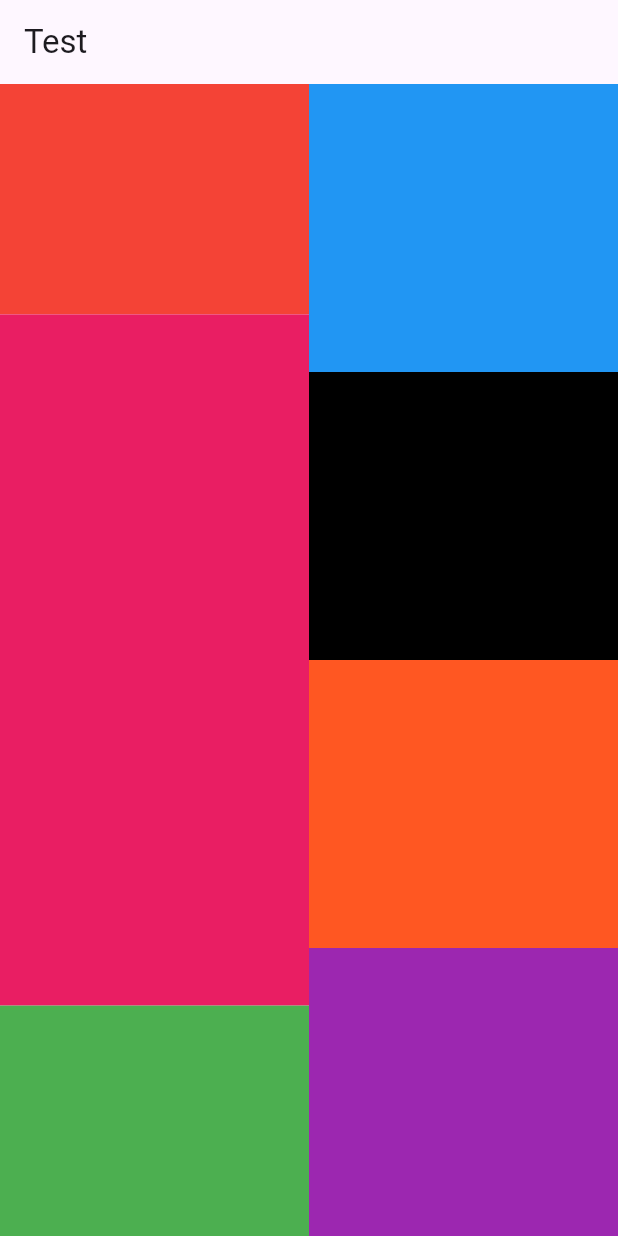
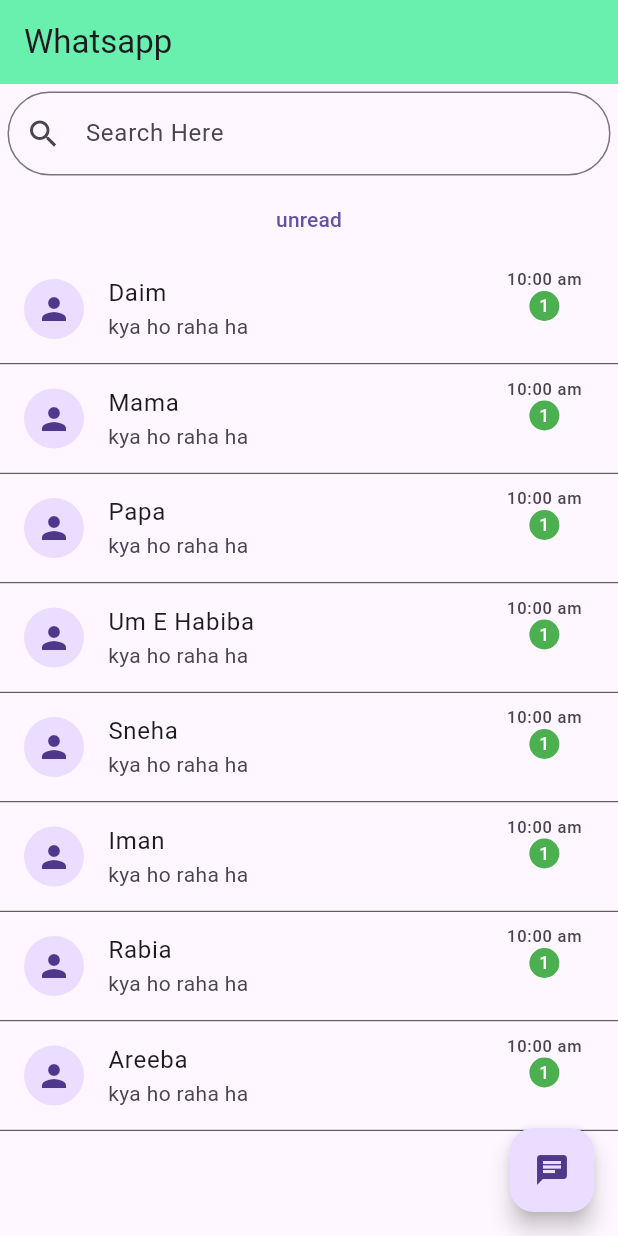
Before and after one commit to shaheenkusar013-source/Academy-operations, a Flutter app: the screen it shows after launch, on a phone screen of 412 x 824 dp. Run offline on Flutter 3.47's test engine with Material 3 defaults, Android fonts, the light colour scheme and no system bars.

Commit message:
Whatsapp

```diff
--- a/lib/main.dart
+++ b/lib/main.dart
@@ -4,40 +4,96 @@
   runApp(const MyApp());
 }
 
-class MyApp extends StatelessWidget {
+class MyApp extends StatefulWidget {
   const MyApp({super.key});
 
   @override
-  Widget build (BuildContext context){
+  State<MyApp> createState() => _MyAppState();
+}
+
+class _MyAppState extends State<MyApp> {
+  bool showPassword = true;
+
+  final passwordController = TextEditingController();
+
+  List<String> students = [
+    "Daim",
+    "Mama",
+    "Papa",
+    "Um E Habiba",
+    "Sneha",
+    "Iman",
+    "Rabia",
+    "Areeba",
+  ];
+
+  @override
+  Widget build(BuildContext context) {
     return MaterialApp(
-    home:Scaffold(
-    appBar :AppBar(
-    title:Text("Test")
+      home: Scaffold(
+        appBar: AppBar(
+          title: const Text("Whatsapp"),
+          backgroundColor: Colors.greenAccent,
         ),
-    body: Row (
-      children : [
-        Expanded(flex:1,
-         child :Column(
-           children:[
-            Expanded(child: Container( color: Colors.red)),
-            Expanded(flex:3 ,child: Container( color: Colors.pink)),
-            Expanded(child: Container( color: Colors.green)),
+        body: Column(
+          children: [
+            Padding(
+              padding: const EdgeInsets.all(5.0),
+              child: TextField(
+                decoration: InputDecoration(
+                  prefixIcon: Icon(Icons.search),
+                  hintText: 'Search Here',
+                  border: OutlineInputBorder(
+                    borderRadius: BorderRadius.circular(90.0)
+
+                  )
+                )
+              ),
+            ),
+            TextButton(onPressed:(){}, child: Text("unread")),
+            Expanded(
+              child: ListView.builder(
+                itemCount: students.length,
+                itemBuilder: (context, index) {
+                  return Column(
+                    children: [
+                      ListTile(
+                        leading: const CircleAvatar(
+                          child: Icon(Icons.person),
+                        ),
+                        title: Text(students[index]),
+                        subtitle: const Text("kya ho raha ha"),
+                        trailing: Column(
+                          children: [
+                            const Text("10:00 am"),
+                            CircleAvatar(
+                              radius:10,
+                              backgroundColor: Colors.green,
+                              child: Text("1",
+                               style: TextStyle(
+                               color: Colors.white,
+                                fontSize: 12,
+
+                              )),
+                            ),
                           ],
                         ),
                       ),
-      Expanded(
-        flex :1,
-        child :Column(
-           children:[
-            Expanded(child: Container( color: Colors.blue)),
-            Expanded(child: Container( color: Colors.black)),
-            Expanded(child: Container( color: Colors.deepOrange)),
-            Expanded(child: Container( color: Colors.purple)),
+                      Divider(
+                        height:1,
+                        thickness: 0.5,
+                        color:Colors.black,
+                      )
                     ],
+                  );
+                },
               ),
             ),
           ],
         ),
+        floatingActionButton: FloatingActionButton(onPressed: (){}, child:Icon(Icons.chat)),
         ),
       );
-  }}
+
+  }
+}
--- /dev/null
+++ b/lib/practice.dart
@@ -0,0 +1,42 @@
+import 'package:flutter/material.dart';
+
+
+void main(){
+  runApp(MyApp());
+}
+
+class MyApp extends StatelessWidget {
+  const MyApp({super.key});
+
+  @override
+  Widget build(BuildContext context) {
+    return MaterialApp(
+      home:Scaffold(
+        appBar: AppBar(title: Text("Whatsapp"),),
+        body: Column(
+          children: [
+            TextField(
+              decoration: InputDecoration(
+                hintText: 'Password',
+                border: OutlineInputBorder(),
+                prefix: Icon(Icons.password),
+                suffixIcon: IconButton(
+                  onPressed: (){
+                    debugPrint('Hello World');
+                  },
+                   icon:Icon(Icons.remove_red_eye )
+                )
+              ),
+            ),
+             ElevatedButton(
+              onPressed: (){
+                debugPrint('Hello');
+              },
+               child: Text("Login")
+            )
+          ],
+        ),
+      ),
+    );
+  }
+}
```
Lines whose indentation alone changed are shown as unchanged.
